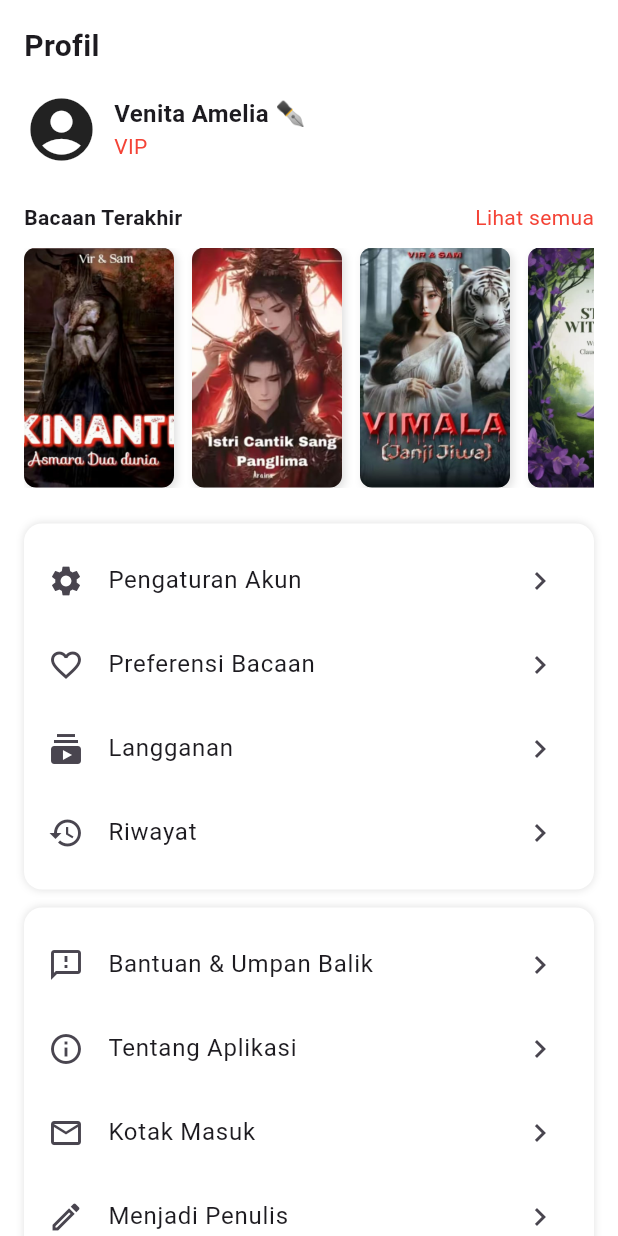
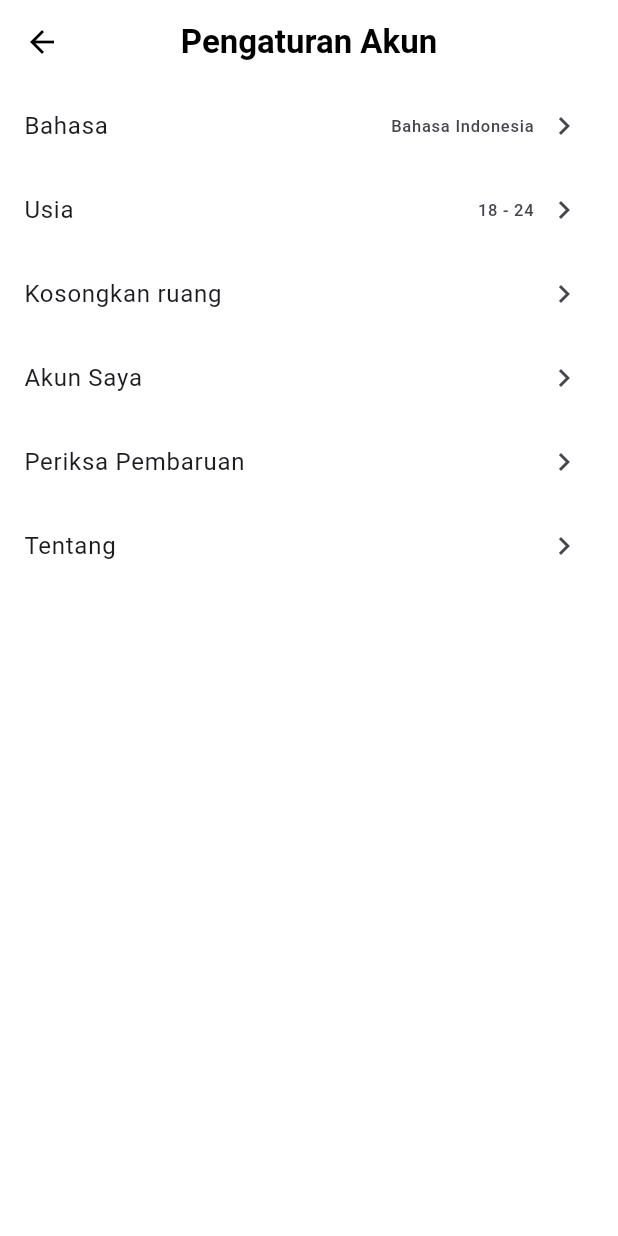
Before and after one commit to Venita23/Tugas-Kelompok-1-DPM, a Flutter app: the ProfilePage screen opened directly, after a tap on "Pengaturan Akun", on a phone screen of 412 x 824 dp. Run offline on Flutter 3.47's test engine with Material 3 defaults, Android fonts, the phone set to English and light mode, and no system bars.

Commit message:
Fitur Pengaturan Akun

```diff
--- a/lib/main.dart
+++ b/lib/main.dart
@@ -7,6 +7,8 @@ import 'profile_page.dart';
 import 'genre_page.dart';
 import 'bacaan_page.dart';
 import 'home_controller.dart'; // ✅ Tambahkan ini
+import 'pengaturan_akun.dart';
+
 
 void main() {
   runApp(const MyApp());
--- /dev/null
+++ b/lib/pengaturan_akun.dart
@@ -0,0 +1,70 @@
+import 'package:flutter/material.dart';
+
+class PengaturanAkun extends StatelessWidget {
+  const PengaturanAkun({super.key});
+
+  @override
+  Widget build(BuildContext context) {
+    return Scaffold(
+      appBar: AppBar(
+        backgroundColor: Colors.white,
+        elevation: 0,
+        leading: IconButton(
+          icon: const Icon(Icons.arrow_back, color: Colors.black),
+          onPressed: () => Navigator.pop(context),
+        ),
+        centerTitle: true,
+        title: const Text(
+          "Pengaturan Akun",
+          style: TextStyle(
+            color: Colors.black,
+            fontWeight: FontWeight.bold,
+          ),
+        ),
+      ),
+      backgroundColor: Colors.white,
+      body: ListView(
+        children: const [
+          ListTile(
+            title: Text("Bahasa"),
+            trailing: Row(
+              mainAxisSize: MainAxisSize.min,
+              children: [
+                Text("Bahasa Indonesia"),
+                SizedBox(width: 8),
+                Icon(Icons.chevron_right),
+              ],
+            ),
+          ),
+          ListTile(
+            title: Text("Usia"),
+            trailing: Row(
+              mainAxisSize: MainAxisSize.min,
+              children: [
+                Text("18 - 24"),
+                SizedBox(width: 8),
+                Icon(Icons.chevron_right),
+              ],
+            ),
+          ),
+          ListTile(
+            title: Text("Kosongkan ruang"),
+            trailing: Icon(Icons.chevron_right),
+          ),
+          ListTile(
+            title: Text("Akun Saya"),
+            trailing: Icon(Icons.chevron_right),
+          ),
+          ListTile(
+            title: Text("Periksa Pembaruan"),
+            trailing: Icon(Icons.chevron_right),
+          ),
+          ListTile(
+            title: Text("Tentang"),
+            trailing: Icon(Icons.chevron_right),
+          ),
+        ],
+      ),
+    );
+  }
+}
--- a/lib/profile_page.dart
+++ b/lib/profile_page.dart
@@ -1,4 +1,6 @@
 import 'package:flutter/material.dart';
+import 'pengaturan_akun.dart';
+
 
 class ProfilePage extends StatelessWidget {
   const ProfilePage({super.key});
@@ -81,7 +83,17 @@ class ProfilePage extends StatelessWidget {
 
               const SizedBox(height: 24),
               buildSettingsCard([
-                settingItem(Icons.settings, "Pengaturan Akun"),
+                ListTile(
+                leading: const Icon(Icons.settings),
+                title: const Text("Pengaturan Akun"),
+                trailing: const Icon(Icons.chevron_right),
+                onTap: () {
+                  Navigator.push(
+                    context,
+                    MaterialPageRoute(builder: (context) => const PengaturanAkun()),
+                    );
+                  },
+                ),
                 settingItem(Icons.favorite_border, "Preferensi Bacaan"),
                 settingItem(Icons.subscriptions, "Langganan"),
                 settingItem(Icons.history, "Riwayat"),
```
